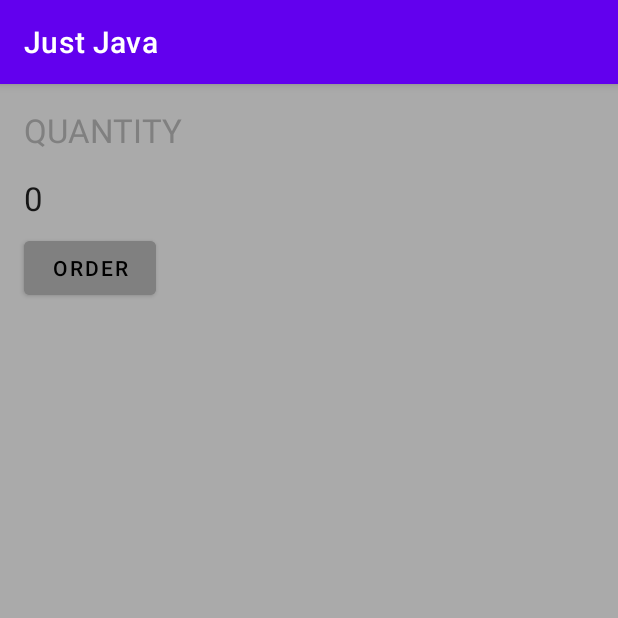
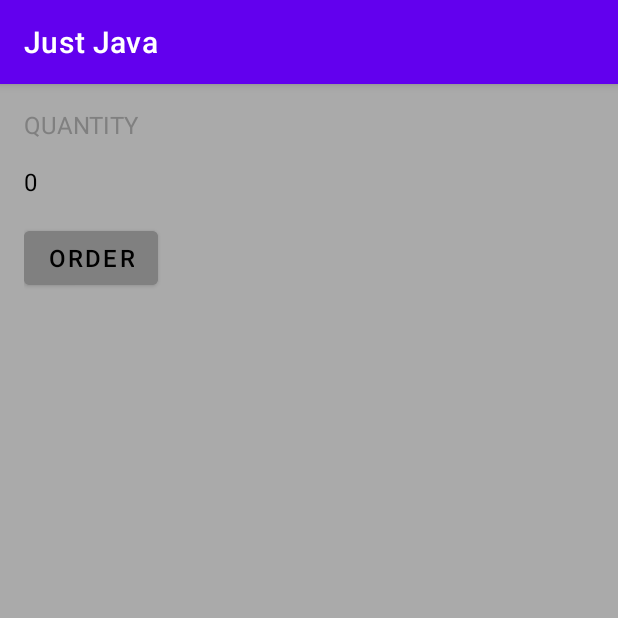
Before and after one commit to NarutoBratishka/Android-cost-calculator, an Android app: the screen it shows after launch (MainActivity), on a phone screen of 412 x 824 dp, the top half of it. Run offline under Robolectric (Android 15) with nearby library versions, the phone set to English and light mode, and no system bars.

Commit message:
replace linearLayout to relativeLayout

```diff
--- a/app/src/main/res/layout/activity_main.xml
+++ b/app/src/main/res/layout/activity_main.xml
@@ -1,40 +1,43 @@
 <?xml version="1.0" encoding="utf-8"?>
-<LinearLayout
-    xmlns:android="http://schemas.android.com/apk/res/android"
-    xmlns:app="http://schemas.android.com/apk/res-auto"
+<RelativeLayout xmlns:android="http://schemas.android.com/apk/res/android"
     xmlns:tools="http://schemas.android.com/tools"
     android:layout_width="match_parent"
     android:layout_height="match_parent"
-    tools:context=".MainActivity"
-    android:orientation="vertical"
     android:background="@android:color/darker_gray"
-    android:padding="8dp">
+    android:padding="16dp"
+    tools:context=".MainActivity">
 
     <TextView
+        android:id="@+id/quantity_word"
         android:layout_width="wrap_content"
         android:layout_height="wrap_content"
+        android:layout_alignParentLeft="true"
+        android:layout_alignParentTop="true"
+        android:layout_marginBottom="16dp"
         android:text="@string/quantity_text"
-        android:textAppearance="@style/TextAppearance.AppCompat.Large"
-        android:layout_margin="8dp"
         android:textAllCaps="true"
-        android:textColor="@android:color/tertiary_text_dark"/>
+        android:textColor="@android:color/tertiary_text_dark"
+        android:textSize="16sp" />
 
     <TextView
-        android:id="@+id/summary"
+        android:id="@+id/quantity_text_view"
         android:layout_width="wrap_content"
         android:layout_height="wrap_content"
+        android:layout_below="@id/quantity_word"
+        android:layout_marginBottom="16dp"
         android:text="@string/result_text"
-        android:textAppearance="@style/TextAppearance.AppCompat.Large"
-        android:layout_margin="8dp"/>
+        android:textColor="@color/black"
+        android:textSize="16sp" />
 
     <Button
         android:id="@+id/order_button"
         android:layout_width="wrap_content"
         android:layout_height="wrap_content"
+        android:layout_below="@id/quantity_text_view"
+        android:backgroundTint="@android:color/tertiary_text_dark"
         android:text="@string/button_text"
         android:textColor="@android:color/black"
-        android:backgroundTint="@android:color/tertiary_text_dark"
-        android:layout_marginLeft="8sp"/>
+        android:textSize="16sp" />
 
 
-</LinearLayout>
+</RelativeLayout>
```
